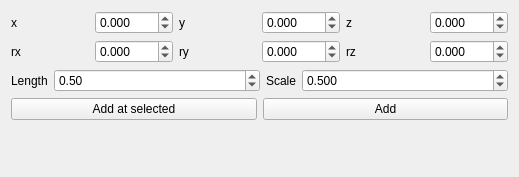
Above: hg_utils/rqt_interactive_probe/resource/InteractiveProbe.ui from cuixiongyi/hiveground-ros-pkg before the change. Below: the same form after it.
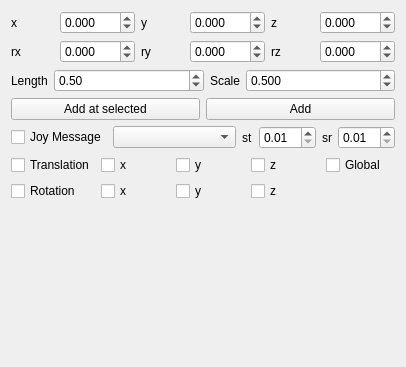
That is the form after the change.

Commit message: update Lincese text update rqt_interactive_probe plugin

What changed in the file:
```diff
--- a/hg_utils/rqt_interactive_probe/resource/InteractiveProbe.ui
+++ b/hg_utils/rqt_interactive_probe/resource/InteractiveProbe.ui
@@ -6,8 +6,8 @@
    <rect>
     <x>0</x>
     <y>0</y>
-    <width>519</width>
-    <height>177</height>
+    <width>406</width>
+    <height>367</height>
    </rect>
   </property>
   <property name="sizePolicy">
@@ -306,6 +306,122 @@
      </item>
     </layout>
    </item>
+   <item>
+    <layout class="QHBoxLayout" name="horizontalLayout_4">
+     <item>
+      <widget class="QCheckBox" name="joy_topic_check_box">
+       <property name="text">
+        <string>Joy Message</string>
+       </property>
+      </widget>
+     </item>
+     <item>
+      <widget class="QComboBox" name="joy0_select_combo_box">
+       <property name="sizePolicy">
+        <sizepolicy hsizetype="Expanding" vsizetype="Fixed">
+         <horstretch>0</horstretch>
+         <verstretch>0</verstretch>
+        </sizepolicy>
+       </property>
+      </widget>
+     </item>
+     <item>
+      <widget class="QLabel" name="label_3">
+       <property name="text">
+        <string>st</string>
+       </property>
+      </widget>
+     </item>
+     <item>
+      <widget class="QDoubleSpinBox" name="joy_translation_scaling_spin_box">
+       <property name="minimum">
+        <double>0.010000000000000</double>
+       </property>
+      </widget>
+     </item>
+     <item>
+      <widget class="QLabel" name="label_4">
+       <property name="text">
+        <string>sr</string>
+       </property>
+      </widget>
+     </item>
+     <item>
+      <widget class="QDoubleSpinBox" name="joy_rotation_scaling_spin_box">
+       <property name="minimum">
+        <double>0.010000000000000</double>
+       </property>
+      </widget>
+     </item>
+    </layout>
+   </item>
+   <item>
+    <layout class="QGridLayout" name="gridLayout_2">
+     <item row="0" column="2">
+      <widget class="QCheckBox" name="enable_ty">
+       <property name="text">
+        <string>y</string>
+       </property>
+      </widget>
+     </item>
+     <item row="0" column="0">
+      <widget class="QCheckBox" name="enable_translation">
+       <property name="text">
+        <string>Translation</string>
+       </property>
+      </widget>
+     </item>
+     <item row="1" column="0">
+      <widget class="QCheckBox" name="enable_rotation">
+       <property name="text">
+        <string>Rotation</string>
+       </property>
+      </widget>
+     </item>
+     <item row="0" column="1">
+      <widget class="QCheckBox" name="enable_tx">
+       <property name="text">
+        <string>x</string>
+       </property>
+      </widget>
+     </item>
+     <item row="1" column="3">
+      <widget class="QCheckBox" name="enable_rz">
+       <property name="text">
+        <string>z</string>
+       </property>
+      </widget>
+     </item>
+     <item row="0" column="3">
+      <widget class="QCheckBox" name="enable_tz">
+       <property name="text">
+        <string>z</string>
+       </property>
+      </widget>
+     </item>
+     <item row="1" column="2">
+      <widget class="QCheckBox" name="enable_ry">
+       <property name="text">
+        <string>y</string>
+       </property>
+      </widget>
+     </item>
+     <item row="1" column="1">
+      <widget class="QCheckBox" name="enable_rx">
+       <property name="text">
+        <string>x</string>
+       </property>
+      </widget>
+     </item>
+     <item row="0" column="4">
+      <widget class="QCheckBox" name="enable_translation_global">
+       <property name="text">
+        <string>Global</string>
+       </property>
+      </widget>
+     </item>
+    </layout>
+   </item>
    <item>
     <spacer name="verticalSpacer">
      <property name="orientation">
@@ -314,7 +430,7 @@
      <property name="sizeHint" stdset="0">
       <size>
        <width>20</width>
-       <height>40</height>
+       <height>113</height>
       </size>
      </property>
     </spacer>
```
Left out of the diff: 21 changed lines with no effect on the pictures. The commit also changes 16 other files.
